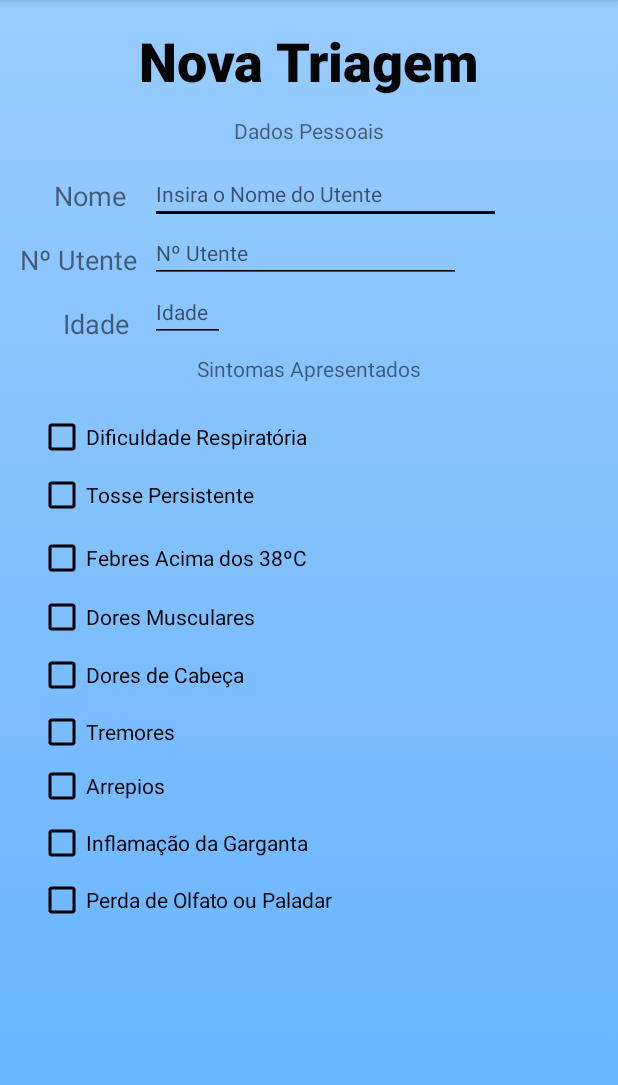
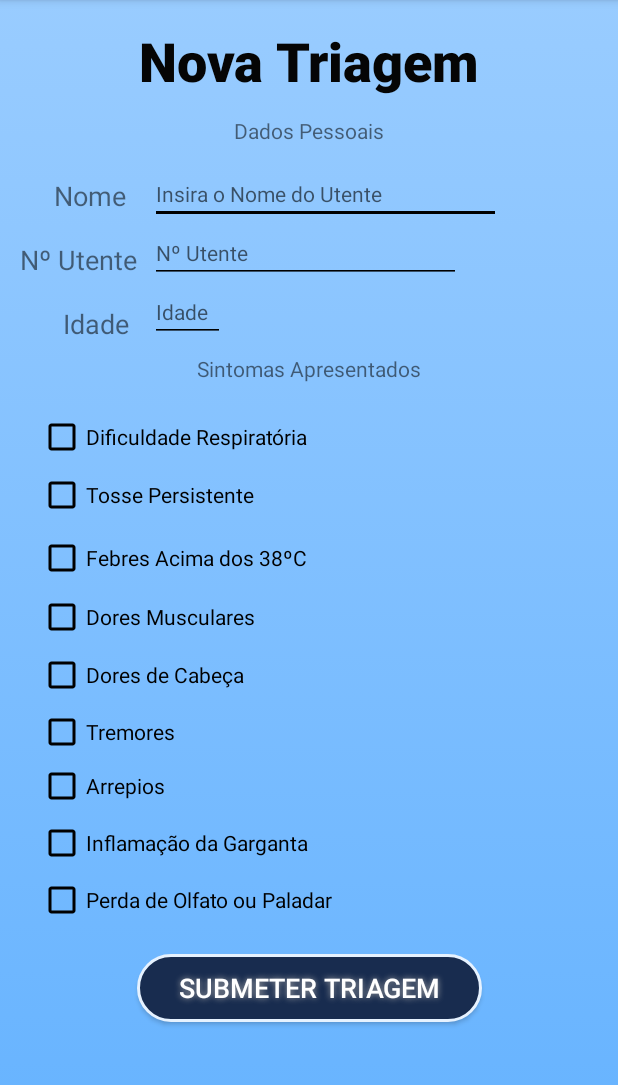
Before and after one commit to joaomftorres/AppTriagem, an Android app: the ActivityNovaTriagem screen opened directly, with no data from a screen before it, on a phone screen of 412 x 824 dp, the part 84-1169 px from its top. Run offline under Robolectric (Android 15) with nearby library versions, the phone set to English and light mode, and no system bars; Roboto replaces fonts that are not available here.

Commit message:
Criação de Base de Dados (até ao momento apenas dos pacientes, os sintomas serão adicionados posteriormente)
Criação de função para submeter informação dos pacientes, que já é possivel fazer, aparecendo a lista de pacientes introduzidos no menu de Pacientes.

```diff
--- a/app/src/main/AndroidManifest.xml
+++ b/app/src/main/AndroidManifest.xml
@@ -9,7 +9,7 @@
         android:roundIcon="@mipmap/ic_launcher_round"
         android:supportsRtl="true"
         android:theme="@style/AppTheme">
-        <activity android:name=".ActivityNovaTriagem"></activity>
+        <activity android:name=".ActivityNovaTriagem" />
         <activity android:name=".ActivityEstatisticas" />
         <activity android:name=".ActivityPacientes" />
         <activity android:name=".ActivityTriagens" />
--- a/app/src/main/res/layout/activity_nova_triagem.xml
+++ b/app/src/main/res/layout/activity_nova_triagem.xml
@@ -1,7 +1,7 @@
 <?xml version="1.0" encoding="utf-8"?>
 
 
-<androidx.constraintlayout.widget.ConstraintLayout xmlns:android="http://schemas.android.com/apk/res/android"
+<ScrollView xmlns:android="http://schemas.android.com/apk/res/android"
     xmlns:app="http://schemas.android.com/apk/res-auto"
     xmlns:tools="http://schemas.android.com/tools"
     android:layout_width="match_parent"
@@ -9,6 +9,34 @@
     android:background="@drawable/backgroudgradient"
     tools:context=".ActivityNovaTriagem">
 
+    <androidx.constraintlayout.widget.ConstraintLayout
+        android:layout_width="match_parent"
+        android:layout_height="match_parent"
+        tools:context=".ActivityNovaTriagem">
+
+
+        <Button
+            android:id="@+id/buttonSubmeterTriagem"
+
+            android:layout_width="230dp"
+            android:layout_height="45dp"
+            android:layout_marginTop="20dp"
+            android:layout_marginBottom="14dp"
+            android:background="@drawable/btnskin"
+            android:hint="@string/buttontriagem"
+            android:onClick="buttonSubmeterTriagem"
+            android:shadowColor="#A8A8A8"
+            android:shadowDx="0"
+            android:shadowDy="0"
+            android:shadowRadius="5"
+            android:text="@string/buttonSubmeterTriagem"
+            android:textColor="#FFFFFF"
+            android:textSize="18sp"
+            app:layout_constraintBottom_toBottomOf="parent"
+            app:layout_constraintEnd_toEndOf="parent"
+            app:layout_constraintHorizontal_bias="0.5"
+            app:layout_constraintStart_toStartOf="parent"
+            app:layout_constraintTop_toBottomOf="@+id/checkBoxOlfato" />
 
         <CheckBox
             android:id="@+id/checkBoxDificuldadeRespiratoria"
@@ -59,6 +87,7 @@
             app:layout_constraintStart_toStartOf="parent"
             app:layout_constraintTop_toTopOf="parent" />
 
+
         <CheckBox
             android:id="@+id/checkBoxDoresCabeça"
             android:layout_width="wrap_content"
@@ -70,7 +99,6 @@
             android:text="@string/checkBoxDoresCabeça"
             app:layout_constraintStart_toStartOf="parent"
             app:layout_constraintTop_toTopOf="parent" />
-
 
         <CheckBox
             android:id="@+id/checkBoxTremores"
@@ -115,8 +143,8 @@
             android:layout_marginStart="25dp"
             android:layout_marginLeft="25dp"
             android:layout_marginTop="584dp"
+            android:buttonTint="@android:color/black"
             android:text="@string/checkBoxOlfato"
-        android:buttonTint="@android:color/black"
             app:layout_constraintStart_toStartOf="parent"
             app:layout_constraintTop_toTopOf="parent" />
 
@@ -245,5 +273,5 @@
             app:layout_constraintHorizontal_bias="0.5"
             app:layout_constraintStart_toStartOf="parent"
             app:layout_constraintTop_toTopOf="parent" />
-
     </androidx.constraintlayout.widget.ConstraintLayout>
+</ScrollView>
--- a/app/src/main/res/values/strings.xml
+++ b/app/src/main/res/values/strings.xml
@@ -25,4 +25,7 @@
     <string name="checkBoxArrepios">Arrepios</string>
     <string name="checkBoxGarganta">Inflamação da Garganta</string>
     <string name="checkBoxOlfato">Perda de Olfato ou Paladar</string>
+    <string name="buttonSubmeterTriagem">Submeter Triagem</string>
+    <string name="textViewDados">Dados dos Pacientes</string>
+
 </resources>
```
Also changed, not shown: app/src/main/java/pt/ipg/apptriagem/ActivityNovaTriagem.java (+35 -0 lines), app/src/main/java/pt/ipg/apptriagem/ActivityPacientes.java (+18 -0 lines), app/src/main/java/pt/ipg/apptriagem/DatabaseTriagem.java (added, +116 -0 lines), app/src/main/res/layout/activity_pacientes.xml (+7 -10 lines). Lines whose indentation alone changed are shown as unchanged.
